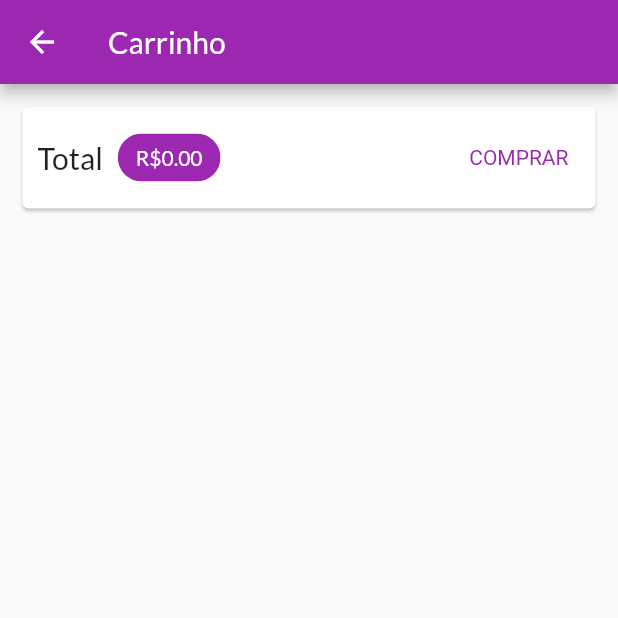
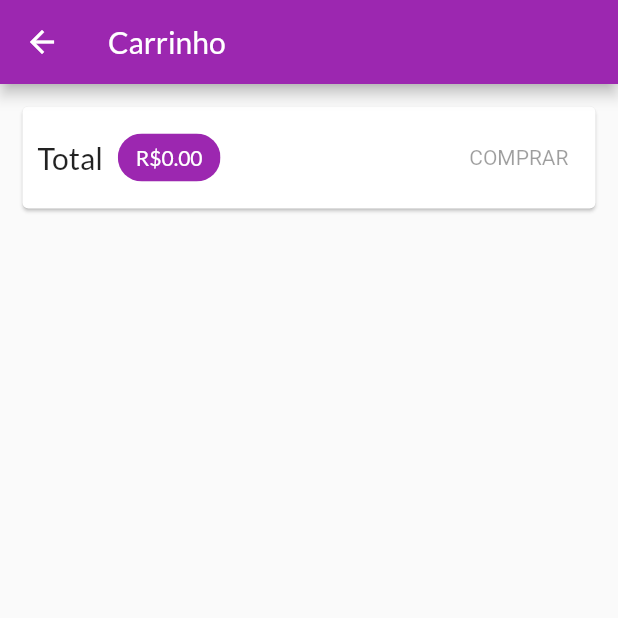
Before and after one commit to saulogusmao/proj_shop, a Flutter app: the CartPage screen opened by its route, on a phone screen of 412 x 824 dp, the top half of it. Run offline on Flutter 3.47's test engine with Material 2 defaults, Android fonts, the phone set to English and light mode, and no system bars; network calls fail.

```diff
--- a/lib/pages/cart_page.dart
+++ b/lib/pages/cart_page.dart
@@ -44,19 +44,7 @@ class CartPage extends StatelessWidget {
                     ),
                   ),
                   Spacer(),
-                  TextButton(
-                    child: Text('COMPRAR'),
-                    style: TextButton.styleFrom(
-                      textStyle: TextStyle(
-                        color: Theme.of(context).colorScheme.primary,
-                      ),
-                    ),
-                    onPressed: () {
-                      Provider.of<OrderList>(context, listen: false)
-                          .addOrder(cart);
-                      cart.clear();
-                    },
-                  ),
+                  CartButton(cart: cart),
                 ],
               ),
             ),
@@ -72,3 +60,42 @@ class CartPage extends StatelessWidget {
     );
   }
 }
+
+class CartButton extends StatefulWidget {
+  const CartButton({
+    Key? key,
+    required this.cart,
+  }) : super(key: key);
+
+  final Cart cart;
+
+  @override
+  State<CartButton> createState() => _CartButtonState();
+}
+
+class _CartButtonState extends State<CartButton> {
+  bool _isLoading = false;
+  @override
+  Widget build(BuildContext context) {
+    return _isLoading
+        ? CircularProgressIndicator()
+        : TextButton(
+            child: Text('COMPRAR'),
+            style: TextButton.styleFrom(
+              textStyle: TextStyle(
+                color: Theme.of(context).colorScheme.primary,
+              ),
+            ),
+            onPressed: widget.cart.itemsCount == 0
+                ? null
+                : () async {
+                    setState(() => _isLoading = true);
+                    await Provider.of<OrderList>(context, listen: false)
+                        .addOrder(widget.cart);
+
+                    widget.cart.clear();
+                    setState(() => _isLoading = false);
+                  },
+          );
+  }
+}
--- a/lib/utils/constants.dart
+++ b/lib/utils/constants.dart
@@ -1,4 +1,6 @@
 class Constants {
   static const productBaseUrl =
       'https://shop-91502-default-rtdb.firebaseio.com/products';
+  static const orderBaseUrl =
+      'https://shop-91502-default-rtdb.firebaseio.com/orders';
 }
```
Also changed, not shown: lib/components/product_item.dart (+6 -1 lines), lib/models/order_list.dart (+55 -3 lines), lib/models/product.dart (+26 -1 lines), lib/pages/order_pages.dart (+27 -7 lines).
